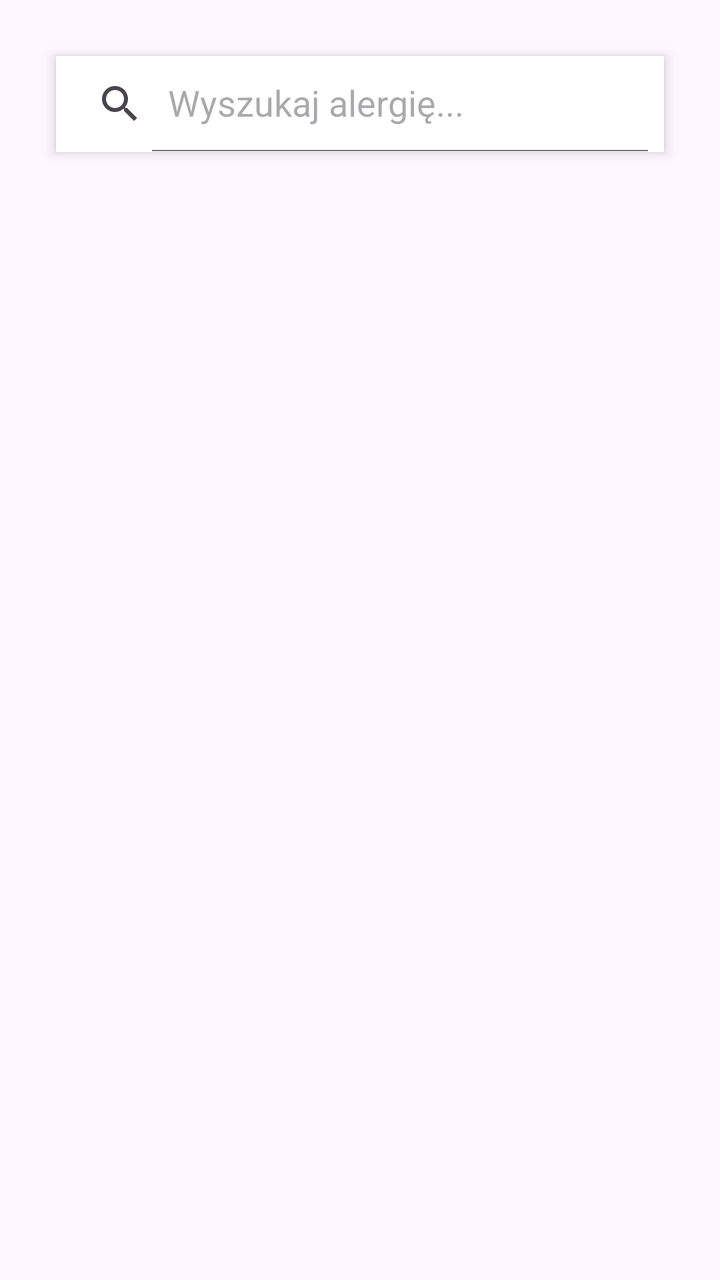
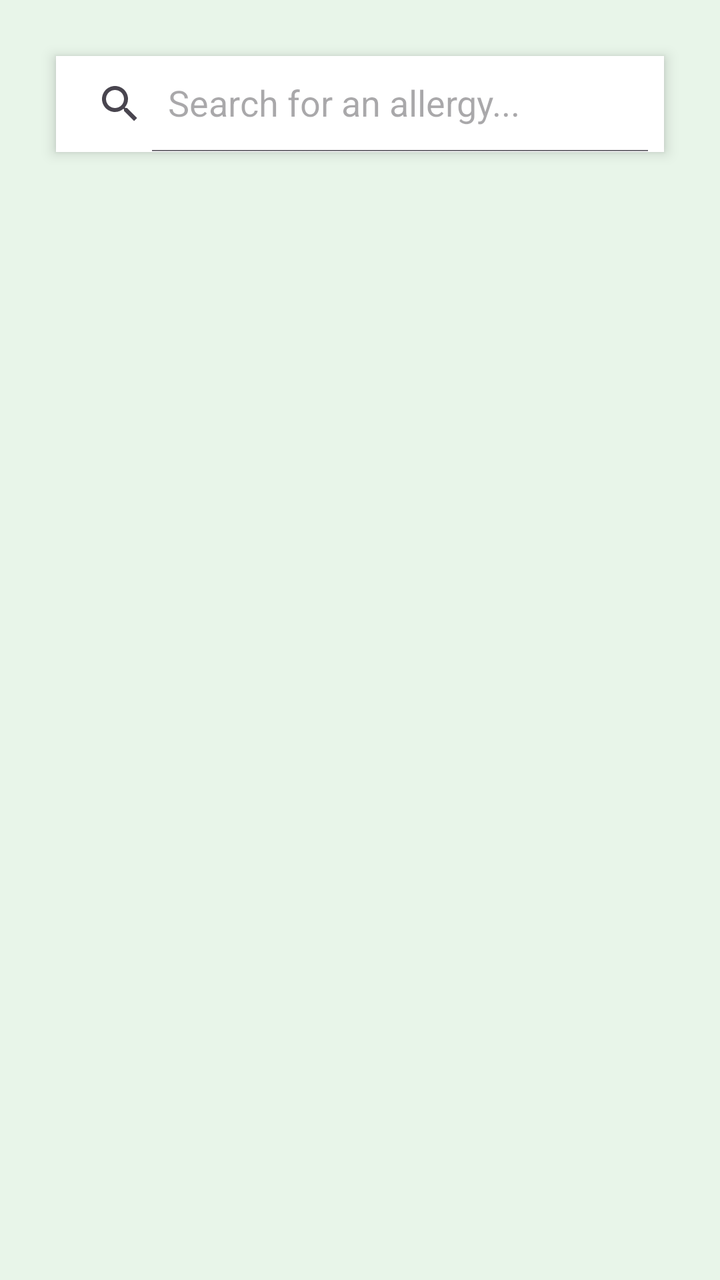

Screens rendered from an Android XML layout before and after an edit, with the pre-edit source and the edit as a unified diff.
<!-- AndroidManifest.xml: application theme Theme.Allergy -->
<!-- res/layout/allergy_fragment.xml -->
<?xml version="1.0" encoding="utf-8"?>
<androidx.constraintlayout.widget.ConstraintLayout xmlns:android="http://schemas.android.com/apk/res/android"
    xmlns:app="http://schemas.android.com/apk/res-auto"
    xmlns:tools="http://schemas.android.com/tools"
    android:layout_width="match_parent"
    android:layout_height="match_parent"
    android:padding="16dp">

    
    <androidx.appcompat.widget.SearchView
        android:id="@+id/searchViewAllergy"
        android:layout_width="match_parent"
        android:layout_height="wrap_content"
        android:layout_margin="12dp"
        android:layout_marginTop="16dp"
        android:background="@android:color/white"
        android:elevation="4dp"
        app:iconifiedByDefault="false"
        app:layout_constraintTop_toTopOf="parent"
        app:queryHint="Wyszukaj alergię..."
        tools:layout_editor_absoluteX="28dp" />

    
    <androidx.recyclerview.widget.RecyclerView
        android:id="@+id/recyclerViewAllergies"
        android:layout_width="match_parent"
        android:layout_height="match_parent"
        android:layout_marginTop="68dp"
        android:clipToPadding="false"
        android:padding="6dp"
        app:layout_constraintTop_toTopOf="parent"
        tools:layout_editor_absoluteX="16dp" />

</androidx.constraintlayout.widget.ConstraintLayout>
<!-- resources referenced by this layout -->
<resources>
  <style name="Theme.Allergy" parent="Base.Theme.Allergy" />
  <style name="Base.Theme.Allergy" parent="Theme.Material3.DayNight.NoActionBar">
          
          
      </style>
</resources>

<!-- the commit's change to res/layout/allergy_fragment.xml (unified diff, before → after) -->
@@ -4,6 +4,7 @@
     xmlns:tools="http://schemas.android.com/tools"
     android:layout_width="match_parent"
     android:layout_height="match_parent"
+    android:background="@color/light_green_bg"
     android:padding="16dp">
 
     
@@ -17,18 +18,19 @@
         android:elevation="4dp"
         app:iconifiedByDefault="false"
         app:layout_constraintTop_toTopOf="parent"
-        app:queryHint="Wyszukaj alergię..."
+        app:queryHint="Search for an allergy..."
         tools:layout_editor_absoluteX="28dp" />
 
     
     <androidx.recyclerview.widget.RecyclerView
         android:id="@+id/recyclerViewAllergies"
         android:layout_width="match_parent"
-        android:layout_height="match_parent"
-        android:layout_marginTop="68dp"
+        android:layout_height="0dp"
+        android:layout_marginTop="8dp"
         android:clipToPadding="false"
         android:padding="6dp"
-        app:layout_constraintTop_toTopOf="parent"
+        app:layout_constraintBottom_toBottomOf="parent"
+        app:layout_constraintTop_toBottomOf="@id/searchViewAllergy"
         tools:layout_editor_absoluteX="16dp" />
 
 </androidx.constraintlayout.widget.ConstraintLayout>
<!-- resource entries referenced after the edit -->
@@ -1,5 +1,6 @@
 <!-- resources referenced by this layout -->
 <resources>
+  <color name="light_green_bg">#E8F5E9</color>
   <style name="Theme.Allergy" parent="Base.Theme.Allergy" />
   <style name="Base.Theme.Allergy" parent="Theme.Material3.DayNight.NoActionBar">
           
